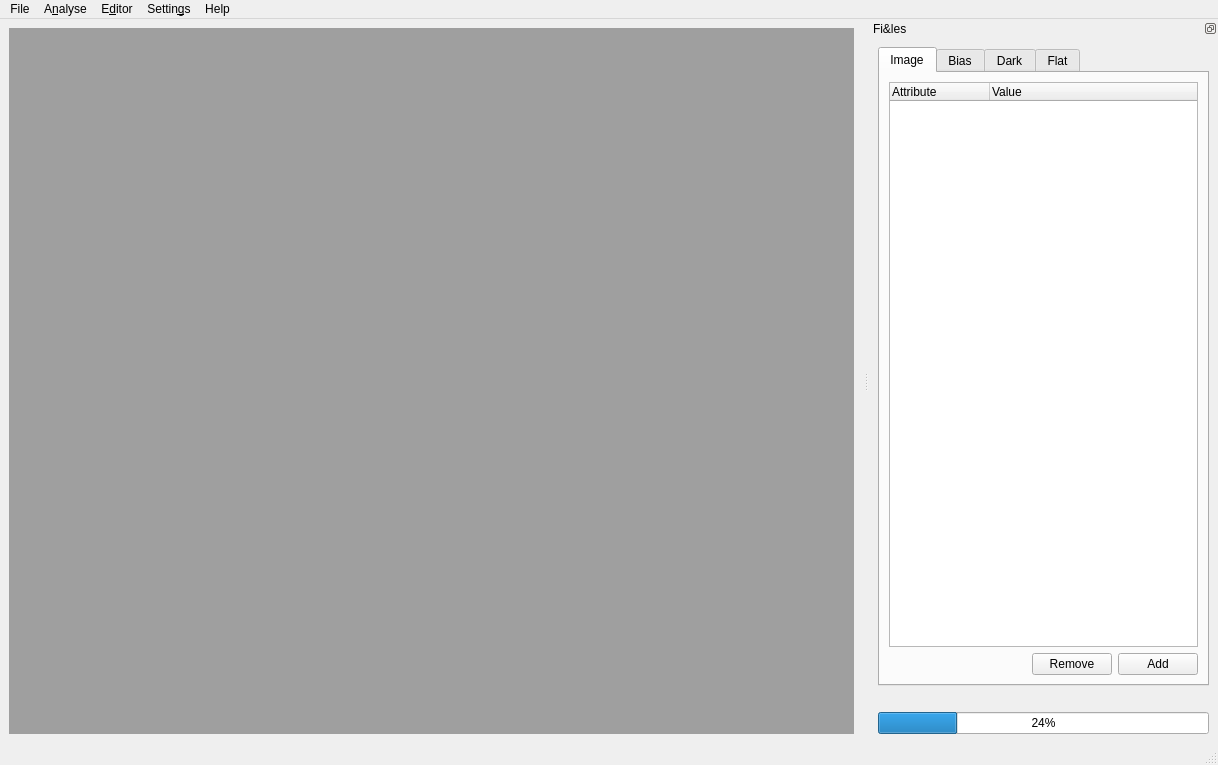
The window that gui/myraf.ui (myrafproject/myrafproject) describes before a commit, drawn with Qt 5.
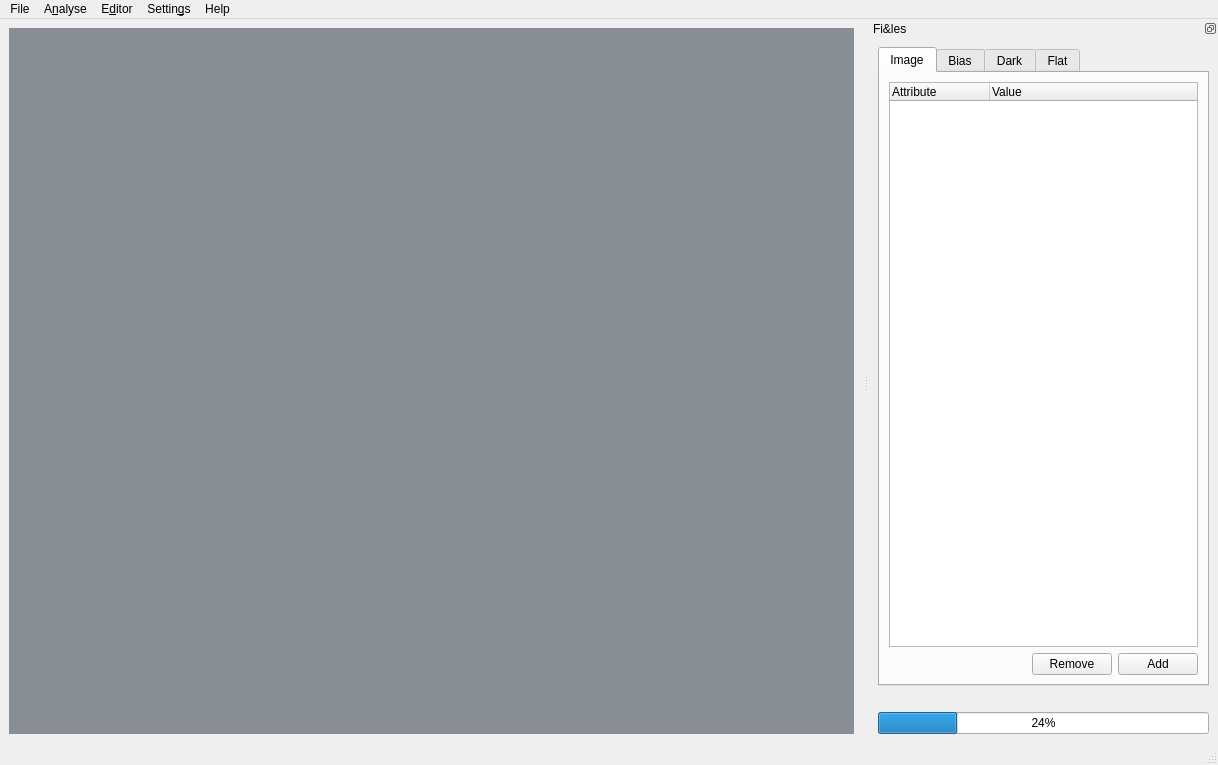
The same window after the commit.

The edit to the form file:
```diff
--- a/gui/myraf.ui
+++ b/gui/myraf.ui
@@ -22,7 +22,20 @@
   <widget class="QWidget" name="centralwidget">
    <layout class="QGridLayout" name="gridLayout_6">
     <item row="0" column="0">
-     <widget class="QMdiArea" name="play_ground"/>
+     <widget class="QMdiArea" name="play_ground">
+      <property name="autoFillBackground">
+       <bool>false</bool>
+      </property>
+      <property name="background">
+       <brush brushstyle="SolidPattern">
+        <color alpha="255">
+         <red>136</red>
+         <green>142</green>
+         <blue>147</blue>
+        </color>
+       </brush>
+      </property>
+     </widget>
     </item>
    </layout>
   </widget>
```
